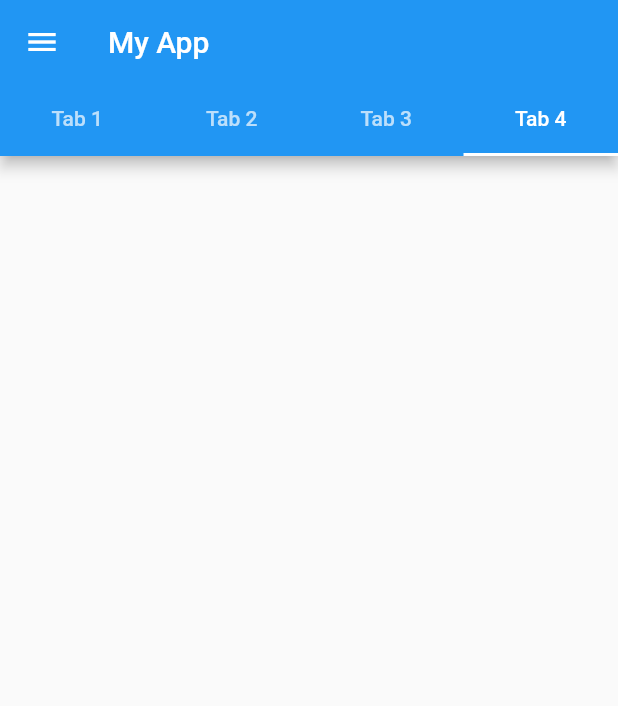
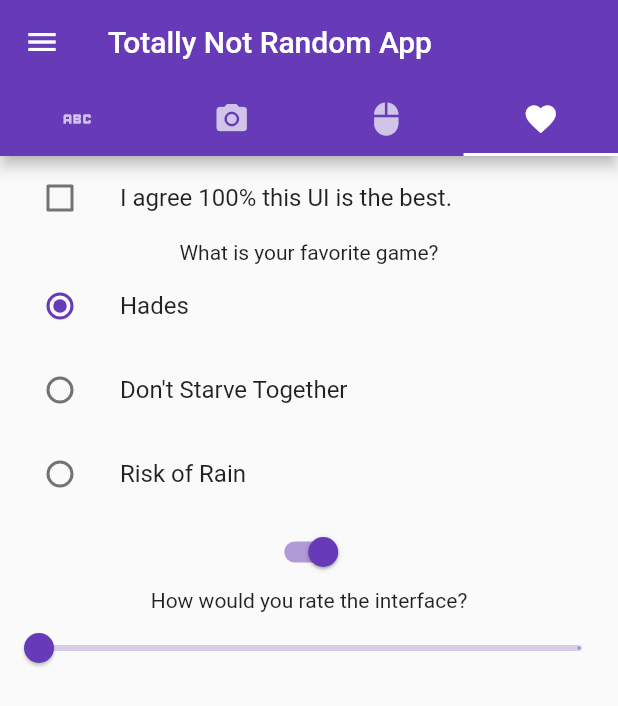
Before and after one commit to lunchplus/CMSC-156, a Flutter app: the screen it shows after launch, tab 4 chosen, on a phone screen of 412 x 824 dp. Shown: the top 706 px of the screen. Run offline on Flutter 3.47's test engine with Material 2 defaults, Android fonts, the phone set to English and light mode, and no system bars; network calls fail.

Commit message:
Finished with style

```diff
--- a/lib/main.dart
+++ b/lib/main.dart
@@ -1,4 +1,8 @@
 import 'package:flutter/material.dart';
+
+enum SampleItem { popupOne, popupTwo, popupThree }
+
+enum FavoriteGame { hades, dst, ror }
 
 void main() {
   runApp(const MyApp());
@@ -13,28 +17,49 @@ class MyApp extends StatelessWidget {
     return MaterialApp(
       title: 'Flutter Demo',
       theme: ThemeData(
-        primarySwatch: Colors.blue,
+        primarySwatch: Colors.deepPurple,
       ),
-      home: HomePage(),
+      home: const MyHomePage(),
     );
   }
 }
 
-class HomePage extends StatelessWidget {
-  // edit here
+class MyHomePage extends StatefulWidget {
+  const MyHomePage({Key? key}) : super(key: key);
+
+  @override
+  _MyHomePageState createState() => _MyHomePageState();
+}
+
+class _MyHomePageState extends State<MyHomePage> {
+  SampleItem? selectedMenu;
+  String dropdownvalue = 'Tabby';
+  FavoriteGame _game = FavoriteGame.hades;
+
+  bool isChecked = false;
+  bool turnedOn = true;
+  double _currentSliderValue = 99;
+
+  // List of items in our dropdown menu
+  var items = [
+    'Tabby',
+    'Persian',
+    'Chonk',
+  ];
+
   @override
   Widget build(BuildContext context) {
     return DefaultTabController(
       length: 4,
       child: Scaffold(
         appBar: AppBar(
-          title: const Text("My App"),
+          title: const Text("Totally Not Random App"),
           bottom: const TabBar(
             tabs: [
-              Tab(text: "Tab 1"),
-              Tab(text: "Tab 2"),
-              Tab(text: "Tab 3"),
-              Tab(text: "Tab 4"),
+              Tab(icon: Icon(Icons.abc)),
+              Tab(icon: Icon(Icons.photo_camera)),
+              Tab(icon: Icon(Icons.mouse)),
+              Tab(icon: Icon(Icons.favorite)),
             ],
           ),
         ),
@@ -65,38 +90,146 @@ class HomePage extends StatelessWidget {
         )),
         body: TabBarView(
           children: [
-            const Text("Hi there"),
+            const Center(
+                child: Text(
+              "I have the best UI.",
+              // fontWeight: FontWeight.w700,
+              // fontStyle: FontStyle.italic,
+              textAlign: TextAlign.center,
+            )),
             const Image(
                 image: NetworkImage(
                     "https://pbs.twimg.com/media/FJxt5B9VUAALRka.jpg")),
 
             // tab 3
-            Column(children: const <Widget>[
-              ElevatedButton(
-                onPressed: null,
-                child: Text('Hi there'),
-              ),
-              FloatingActionButton(onPressed: null, child: Icon(Icons.add)),
-              TextButton(onPressed: null, child: Text("Text")),
-              IconButton(onPressed: null, icon: Icon(Icons.person)),
-              // DropdownButton(items: items, onChanged: onChanged),
-              // PopupMenuButton(itemBuilder: itemBuilder),
-            ]),
+            Column(
+              children: <Widget>[
+                const ElevatedButton(
+                  onPressed: null,
+                  child: Text('Click me!'),
+                ),
+                const FloatingActionButton(
+                    onPressed: null, child: Icon(Icons.add)),
+                const TextButton(
+                    onPressed: null, child: Text("You can't click me :D")),
+                const IconButton(onPressed: null, icon: Icon(Icons.money)),
+                DropdownButton(
+                  value: dropdownvalue,
+                  icon: const Icon(Icons.keyboard_arrow_down),
+                  items: items.map((String items) {
+                    return DropdownMenuItem(
+                      value: items,
+                      child: Text(items),
+                    );
+                  }).toList(),
+                  onChanged: (String? newValue) {
+                    setState(() {
+                      dropdownvalue = newValue!;
+                    });
+                  },
+                ),
+                PopupMenuButton<SampleItem>(
+                  initialValue: selectedMenu,
+                  // Callback that sets the selected popup menu item.
+                  onSelected: (SampleItem item) {
+                    setState(() {
+                      selectedMenu = item;
+                    });
+                  },
+
+                  itemBuilder: (BuildContext context) =>
+                      <PopupMenuEntry<SampleItem>>[
+                    const PopupMenuItem<SampleItem>(
+                      value: SampleItem.popupOne,
+                      child: Text('Tom'),
+                    ),
+                    const PopupMenuItem<SampleItem>(
+                      value: SampleItem.popupTwo,
+                      child: Text('Jerry'),
+                    ),
+                    const PopupMenuItem<SampleItem>(
+                      value: SampleItem.popupThree,
+                      child: Text('Spike'),
+                    ),
+                  ],
+                ),
+              ],
+            ),
 
             // tab 4
-            Column(children: const <Widget>[
-              // Checkbox(
-              //   checkColor: Colors.white,
-              //   value: isChecked,
-              //   onChanged: (bool? value) {
-              //     setState(() {
-              //       isChecked = value!;
-              //     }
-              //     )
-              //   }
-              // )
-
-              // Radio
+            Column(children: <Widget>[
+              ListTile(
+                title: const Text('I agree 100% this UI is the best.'),
+                leading: Checkbox(
+                  checkColor: Colors.white,
+                  activeColor: Colors.black,
+                  value: isChecked,
+                  onChanged: (bool? value) {
+                    setState(() {
+                      isChecked = value!;
+                    });
+                  },
+                ),
+              ),
+              const Text('What is your favorite game?'),
+              ListTile(
+                title: const Text('Hades'),
+                leading: Radio(
+                  value: FavoriteGame.hades,
+                  groupValue: _game,
+                  onChanged: (FavoriteGame? value) {
+                    setState(() {
+                      _game = value!;
+                    });
+                  },
+                ),
+              ),
+              ListTile(
+                title: const Text('Don\'t Starve Together'),
+                leading: Radio(
+                  value: FavoriteGame.dst,
+                  groupValue: _game,
+                  onChanged: (FavoriteGame? value) {
+                    setState(() {
+                      _game = value!;
+                    });
+                  },
+                ),
+              ),
+              ListTile(
+                title: const Text('Risk of Rain'),
+                leading: Radio(
+                  value: FavoriteGame.ror,
+                  groupValue: _game,
+                  onChanged: (FavoriteGame? value) {
+                    setState(() {
+                      _game = value!;
+                    });
+                  },
+                ),
+              ),
+              Switch(
+                value: turnedOn,
+                activeColor: Colors.deepPurple,
+                onChanged: (bool value) {
+                  setState(() {
+                    turnedOn = value;
+                  });
+                },
+              ),
+              const Text('How would you rate the interface?'),
+              Slider(
+                value: _currentSliderValue,
+                max: 100,
+                min: 99,
+                divisions: 1,
+                label: _currentSliderValue.round().toString(),
+                onChanged: (double value) {
+                  setState(() {
+                    _currentSliderValue = value;
+                  });
+                },
+              ),
             ]),
           ],
         ),
```
